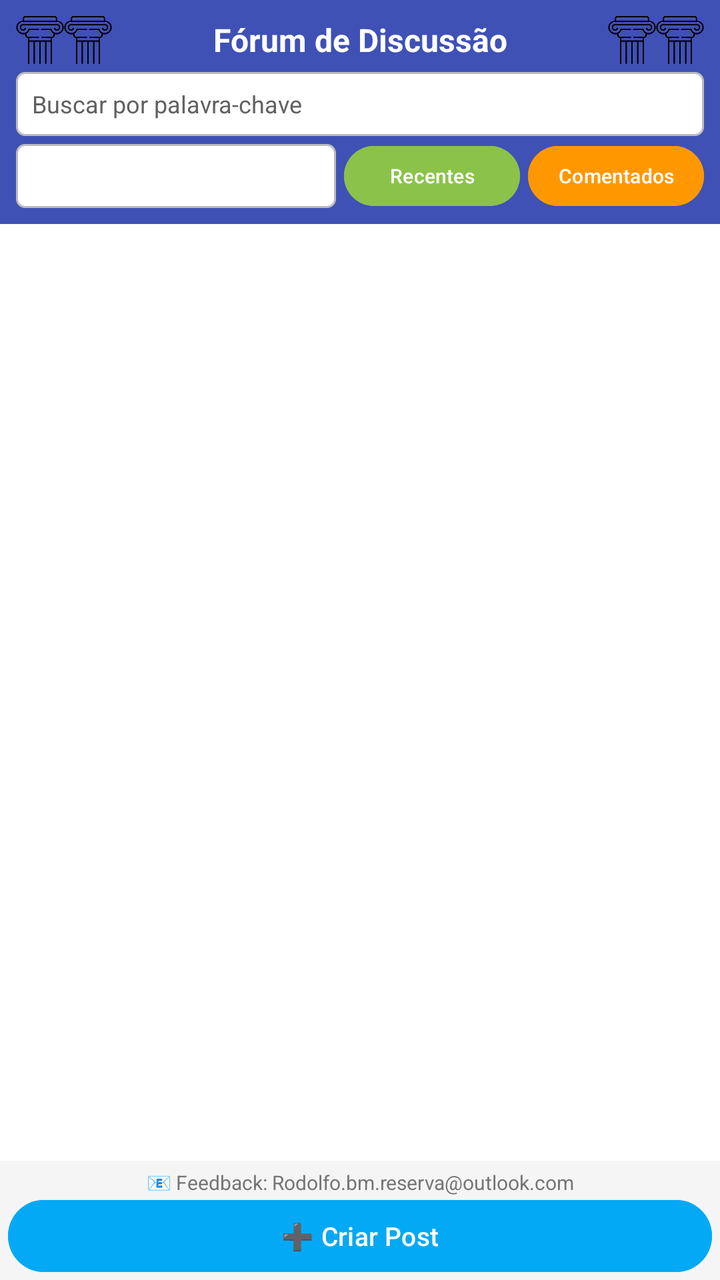
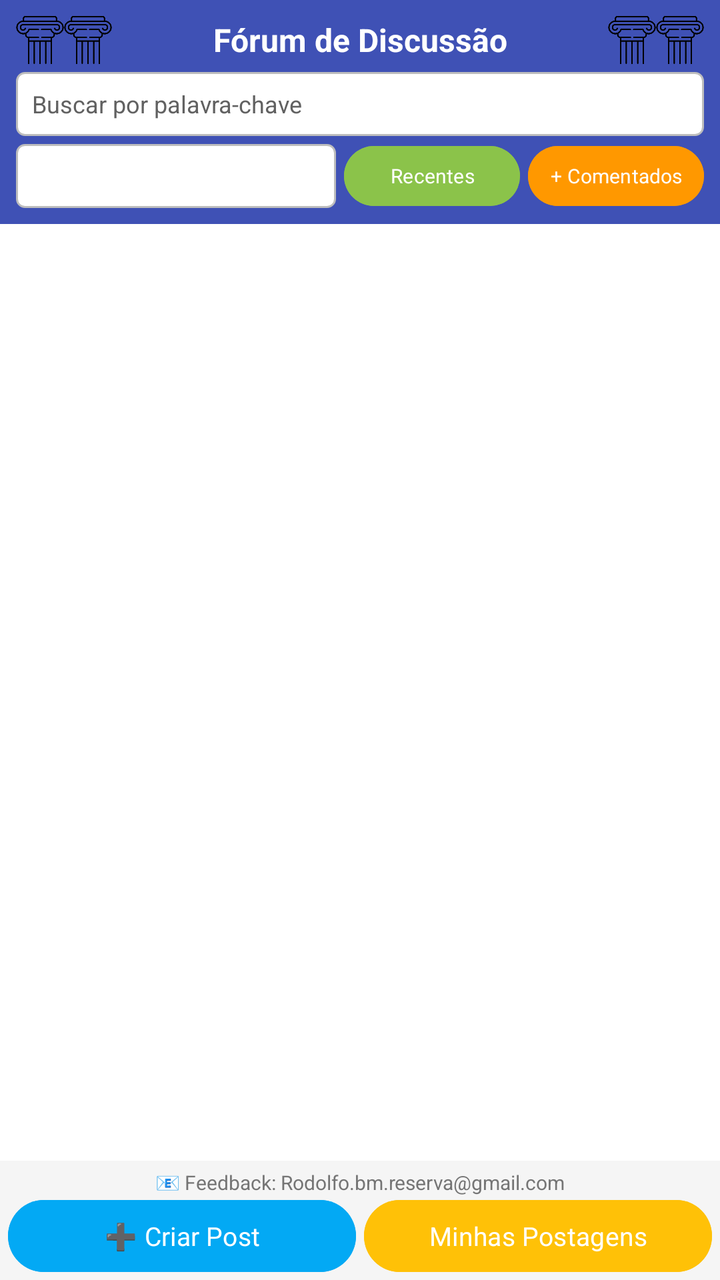

Before-and-after screenshots of an Android layout around one commit, followed by the original layout XML and the change that was made.
<!-- AndroidManifest.xml: application theme Theme.App_Metas_2 -->
<!-- res/layout/tela_forum.xml -->
<?xml version="1.0" encoding="utf-8"?>
<RelativeLayout xmlns:android="http://schemas.android.com/apk/res/android"
    android:layout_width="match_parent"
    android:layout_height="match_parent"
    android:background="#FFFFFF">

    <LinearLayout
        android:id="@+id/linearLayoutCabecalho"
        android:layout_width="match_parent"
        android:layout_height="wrap_content"
        android:background="#3F51B5"
        android:orientation="vertical"
        android:padding="8dp"> <LinearLayout
        android:layout_width="match_parent"
        android:layout_height="wrap_content"
        android:gravity="center_vertical"
        android:orientation="horizontal">

        <ImageView
            android:layout_width="24dp"
            android:layout_height="24dp"
            android:contentDescription="Ícone do Fórum"
            android:src="@drawable/pillar" />

        <ImageView
            android:layout_width="24dp"
            android:layout_height="24dp"
            android:contentDescription="Ícone do Fórum"
            android:src="@drawable/pillar" />

        <TextView
            android:layout_width="0dp"
            android:layout_height="wrap_content"
            android:layout_weight="1"
            android:gravity="center"
            android:text="Fórum de Discussão"
            android:textColor="#FFFFFF"
            android:textSize="16sp"
            android:textStyle="bold" />

        <ImageView
            android:layout_width="24dp"
            android:layout_height="24dp"
            android:contentDescription="Ícone do Fórum"
            android:src="@drawable/pillar" />
        <ImageView
            android:layout_width="24dp"
            android:layout_height="24dp"
            android:contentDescription="Ícone do Fórum"
            android:src="@drawable/pillar" />
    </LinearLayout>

        <LinearLayout
            android:layout_width="match_parent"
            android:layout_height="wrap_content"
            android:orientation="vertical"
            android:layout_marginTop="4dp">

            <EditText
                android:id="@+id/editTextSearch"
                android:layout_width="match_parent"
                android:layout_height="32dp"
                android:hint="Buscar por palavra-chave"
                android:textColorHint="#616161"
                android:paddingStart="8dp"
                android:paddingEnd="8dp"
                android:paddingTop="0dp"
                android:paddingBottom="0dp"
                android:background="@drawable/edit_text_background"
                android:inputType="text"
                android:textSize="12sp" />

            <LinearLayout
                android:layout_width="match_parent"
                android:layout_height="wrap_content"
                android:orientation="horizontal"
                android:layout_marginTop="4dp"
                android:gravity="center_vertical">

                <Spinner
                    android:id="@+id/spinnerCategorias"
                    android:layout_width="0dp"
                    android:layout_height="32dp"
                    android:layout_weight="1"
                    android:layout_marginEnd="4dp"
                    android:background="@drawable/edit_text_background" />

                <Button
                    android:id="@+id/buttonOrdenarRecentes"
                    android:layout_width="wrap_content"
                    android:layout_height="30dp"
                    android:layout_marginEnd="4dp"
                    android:backgroundTint="#8BC34A"
                    android:paddingStart="8dp"
                    android:paddingEnd="8dp"
                    android:paddingTop="0dp"
                    android:paddingBottom="0dp"
                    android:insetTop="0dp"
                    android:insetBottom="0dp"
                    android:minHeight="0dp"
                    android:text="Recentes"
                    android:textColor="#FFFFFF"
                    android:textSize="10sp" />

                <Button
                    android:id="@+id/buttonOrdenarComentados"
                    android:layout_width="wrap_content"
                    android:layout_height="30dp"
                    android:backgroundTint="#FF9800"
                    android:paddingStart="8dp"
                    android:paddingEnd="8dp"
                    android:paddingTop="0dp"
                    android:paddingBottom="0dp"
                    android:insetTop="0dp"
                    android:insetBottom="0dp"
                    android:minHeight="0dp"
                    android:text="Comentados"
                    android:textColor="#FFFFFF"
                    android:textSize="10sp" />
            </LinearLayout>
        </LinearLayout>
    </LinearLayout>

    <androidx.recyclerview.widget.RecyclerView
        android:id="@+id/recyclerViewPosts"
        android:layout_width="match_parent"
        android:layout_height="0dp"
        android:layout_above="@id/linearLayoutRodape"
        android:layout_below="@id/linearLayoutCabecalho"
        android:clipToPadding="false"
        android:paddingTop="2dp"
        android:paddingBottom="2dp" />

    <LinearLayout
        android:id="@+id/linearLayoutRodape"
        android:layout_width="match_parent"
        android:layout_height="wrap_content"
        android:layout_alignParentBottom="true"
        android:orientation="vertical"
        android:background="#F5F5F5"
        android:padding="4dp">

        <TextView
            android:id="@+id/textViewContato"
            android:layout_width="match_parent"
            android:layout_height="wrap_content"
            android:layout_marginBottom="2dp"
            android:gravity="center"
            android:text="📧 Feedback: Rodolfo.bm.reserva@outlook.com"
            android:textColor="#757575"
            android:textSize="10sp" />

        <Button
            android:id="@+id/buttonCriarPost"
            android:layout_width="match_parent"
            android:layout_height="36dp"
            android:backgroundTint="#03A9F4"
            android:insetTop="0dp"
            android:insetBottom="0dp"
            android:text="➕ Criar Post"
            android:textColor="#FFFFFF"
            android:textSize="13sp" />
    </LinearLayout>
</RelativeLayout>
<!-- resources referenced by this layout -->
<resources>
  <!-- drawable edit_text_background (drawable) -->
  <?xml version="1.0" encoding="utf-8"?>
  <shape xmlns:android="http://schemas.android.com/apk/res/android"
      android:shape="rectangle">
      <solid android:color="#FFFFFF" /> 
      <stroke
          android:width="1dp"
          android:color="#BDBDBD" /> 
      <corners android:radius="4dp" /> 
      <padding
          android:left="8dp"
          android:top="8dp"
          android:right="8dp"
          android:bottom="8dp" />
  </shape>
  <!-- drawable pillar: png bitmap (drawable, 5390 bytes) -->
  <style name="Theme.App_Metas_2" parent="Base.Theme.App_Metas_2" />
  <style name="Base.Theme.App_Metas_2" parent="Theme.Material3.DayNight.NoActionBar">
          
          
      </style>
</resources>

<!-- the commit's change to res/layout/tela_forum.xml (unified diff, before → after) -->
@@ -10,79 +10,82 @@
         android:layout_height="wrap_content"
         android:background="#3F51B5"
         android:orientation="vertical"
-        android:padding="8dp"> <LinearLayout
-        android:layout_width="match_parent"
-        android:layout_height="wrap_content"
-        android:gravity="center_vertical"
-        android:orientation="horizontal">
-
-        <ImageView
-            android:layout_width="24dp"
-            android:layout_height="24dp"
-            android:contentDescription="Ícone do Fórum"
-            android:src="@drawable/pillar" />
-
-        <ImageView
-            android:layout_width="24dp"
-            android:layout_height="24dp"
-            android:contentDescription="Ícone do Fórum"
-            android:src="@drawable/pillar" />
-
-        <TextView
-            android:layout_width="0dp"
-            android:layout_height="wrap_content"
-            android:layout_weight="1"
-            android:gravity="center"
-            android:text="Fórum de Discussão"
-            android:textColor="#FFFFFF"
-            android:textSize="16sp"
-            android:textStyle="bold" />
-
-        <ImageView
-            android:layout_width="24dp"
-            android:layout_height="24dp"
-            android:contentDescription="Ícone do Fórum"
-            android:src="@drawable/pillar" />
-        <ImageView
-            android:layout_width="24dp"
-            android:layout_height="24dp"
-            android:contentDescription="Ícone do Fórum"
-            android:src="@drawable/pillar" />
-    </LinearLayout>
+        android:padding="8dp">
 
         <LinearLayout
             android:layout_width="match_parent"
             android:layout_height="wrap_content"
-            android:orientation="vertical"
-            android:layout_marginTop="4dp">
+            android:gravity="center_vertical"
+            android:orientation="horizontal">
+
+            <ImageView
+                android:layout_width="24dp"
+                android:layout_height="24dp"
+                android:contentDescription="Ícone do Fórum"
+                android:src="@drawable/pillar" />
+
+            <ImageView
+                android:layout_width="24dp"
+                android:layout_height="24dp"
+                android:contentDescription="Ícone do Fórum"
+                android:src="@drawable/pillar" />
+
+            <TextView
+                android:layout_width="0dp"
+                android:layout_height="wrap_content"
+                android:layout_weight="1"
+                android:gravity="center"
+                android:text="Fórum de Discussão"
+                android:textColor="#FFFFFF"
+                android:textSize="16sp"
+                android:textStyle="bold" />
+
+            <ImageView
+                android:layout_width="24dp"
+                android:layout_height="24dp"
+                android:contentDescription="Ícone do Fórum"
+                android:src="@drawable/pillar" />
+
+            <ImageView
+                android:layout_width="24dp"
+                android:layout_height="24dp"
+                android:contentDescription="Ícone do Fórum"
+                android:src="@drawable/pillar" />
+        </LinearLayout>
+
+        <LinearLayout
+            android:layout_width="match_parent"
+            android:layout_height="wrap_content"
+            android:layout_marginTop="4dp"
+            android:orientation="vertical">
 
             <EditText
                 android:id="@+id/editTextSearch"
                 android:layout_width="match_parent"
                 android:layout_height="32dp"
+                android:background="@drawable/edit_text_background"
                 android:hint="Buscar por palavra-chave"
+                android:inputType="text"
+                android:paddingStart="8dp"
+                android:paddingTop="0dp"
+                android:paddingEnd="8dp"
+                android:paddingBottom="0dp"
                 android:textColorHint="#616161"
-                android:paddingStart="8dp"
-                android:paddingEnd="8dp"
-                android:paddingTop="0dp"
-                android:paddingBottom="0dp"
-                android:background="@drawable/edit_text_background"
-                android:inputType="text"
                 android:textSize="12sp" />
 
             <LinearLayout
                 android:layout_width="match_parent"
                 android:layout_height="wrap_content"
-                android:orientation="horizontal"
                 android:layout_marginTop="4dp"
-                android:gravity="center_vertical">
+                android:gravity="center_vertical"
+                android:orientation="horizontal">
 
                 <Spinner
                     android:id="@+id/spinnerCategorias"
                     android:layout_width="0dp"
                     android:layout_height="32dp"
+                    android:layout_marginEnd="4dp"
                     android:layout_weight="1"
-                    android:layout_marginEnd="4dp"
                     android:background="@drawable/edit_text_background" />
 
                 <Button
@@ -91,13 +94,13 @@
                     android:layout_height="30dp"
                     android:layout_marginEnd="4dp"
                     android:backgroundTint="#8BC34A"
-                    android:paddingStart="8dp"
-                    android:paddingEnd="8dp"
-                    android:paddingTop="0dp"
-                    android:paddingBottom="0dp"
                     android:insetTop="0dp"
                     android:insetBottom="0dp"
                     android:minHeight="0dp"
+                    android:paddingStart="8dp"
+                    android:paddingTop="0dp"
+                    android:paddingEnd="8dp"
+                    android:paddingBottom="0dp"
                     android:text="Recentes"
                     android:textColor="#FFFFFF"
                     android:textSize="10sp" />
@@ -107,14 +110,14 @@
                     android:layout_width="wrap_content"
                     android:layout_height="30dp"
                     android:backgroundTint="#FF9800"
-                    android:paddingStart="8dp"
-                    android:paddingEnd="8dp"
-                    android:paddingTop="0dp"
-                    android:paddingBottom="0dp"
                     android:insetTop="0dp"
                     android:insetBottom="0dp"
                     android:minHeight="0dp"
-                    android:text="Comentados"
+                    android:paddingStart="8dp"
+                    android:paddingTop="0dp"
+                    android:paddingEnd="8dp"
+                    android:paddingBottom="0dp"
+                    android:text="+ Comentados"
                     android:textColor="#FFFFFF"
                     android:textSize="10sp" />
             </LinearLayout>
@@ -136,8 +139,8 @@
         android:layout_width="match_parent"
         android:layout_height="wrap_content"
         android:layout_alignParentBottom="true"
+        android:background="#F5F5F5"
         android:orientation="vertical"
-        android:background="#F5F5F5"
         android:padding="4dp">
 
         <TextView
@@ -146,19 +149,40 @@
             android:layout_height="wrap_content"
             android:layout_marginBottom="2dp"
             android:gravity="center"
-            android:text="📧 Feedback: Rodolfo.bm.reserva@outlook.com"
+            android:text="📧 Feedback: Rodolfo.bm.reserva@gmail.com"
             android:textColor="#757575"
             android:textSize="10sp" />
 
-        <Button
-            android:id="@+id/buttonCriarPost"
+        <LinearLayout
             android:layout_width="match_parent"
-            android:layout_height="36dp"
-            android:backgroundTint="#03A9F4"
-            android:insetTop="0dp"
-            android:insetBottom="0dp"
-            android:text="➕ Criar Post"
-            android:textColor="#FFFFFF"
-            android:textSize="13sp" />
+            android:layout_height="wrap_content"
+            android:orientation="horizontal">
+
+            <Button
+                android:id="@+id/buttonCriarPost"
+                android:layout_width="0dp"
+                android:layout_height="36dp"
+                android:layout_marginEnd="2dp"
+                android:layout_weight="1"
+                android:backgroundTint="#03A9F4"
+                android:insetTop="0dp"
+                android:insetBottom="0dp"
+                android:text="➕ Criar Post"
+                android:textColor="#FFFFFF"
+                android:textSize="13sp" />
+
+            <Button
+                android:id="@+id/buttonMinhasPostagens"
+                android:layout_width="0dp"
+                android:layout_height="36dp"
+                android:layout_marginStart="2dp"
+                android:layout_weight="1"
+                android:backgroundTint="#FFC107"
+                android:insetTop="0dp"
+                android:insetBottom="0dp"
+                android:text="Minhas Postagens"
+                android:textColor="#FFFFFF"
+                android:textSize="13sp" />
+        </LinearLayout>
     </LinearLayout>
 </RelativeLayout>
<!-- resource entries referenced after the edit -->
@@ -19,7 +19,32 @@
   <style name="Theme.App_Metas_2" parent="Base.Theme.App_Metas_2" />
   <style name="Base.Theme.App_Metas_2" parent="Theme.Material3.DayNight.NoActionBar">
           
+          <item name="colorPrimary">@color/colorPrimary</item>
+          <item name="colorPrimaryVariant">@color/colorPrimaryVariant</item>
+          <item name="colorSecondary">@color/colorSecondary</item>
+          <item name="colorSecondaryVariant">@color/colorSecondaryVariant</item>
           
+          <item name="colorOnPrimary">@color/colorOnPrimary</item>
+          <item name="colorOnSecondary">@color/colorOnSecondary</item>
+          
+          
+          <item name="android:windowBackground">@color/colorBackground</item>
+          <item name="colorSurface">@color/colorSurface</item>
+          
+          
+          <item name="android:fontFamily">sans-serif</item>
+          
+          
+          <item name="android:statusBarColor">@color/colorPrimaryVariant</item>
+          <item name="android:navigationBarColor">@color/colorBackground</item>
       </style>
+  <color name="colorPrimary">#673AB7</color>
+  <color name="colorPrimaryVariant">#512DA8</color>
+  <color name="colorSecondary">#009688</color>
+  <color name="colorSecondaryVariant">#00796B</color>
+  <color name="colorOnPrimary">#FFFFFF</color>
+  <color name="colorOnSecondary">#FFFFFF</color>
+  <color name="colorBackground">#F3F4F6</color>
+  <color name="colorSurface">#FFFFFF</color>
 </resources>
 
